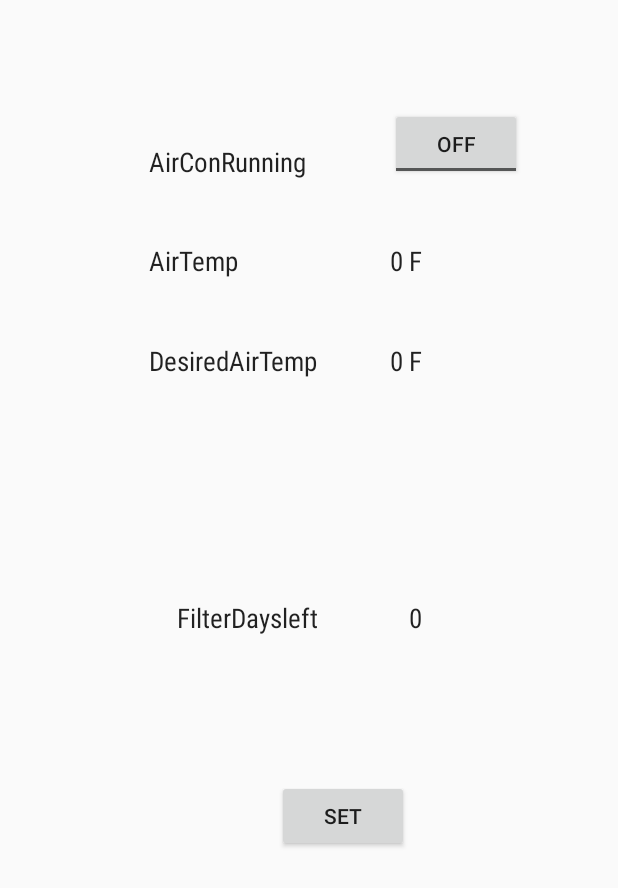
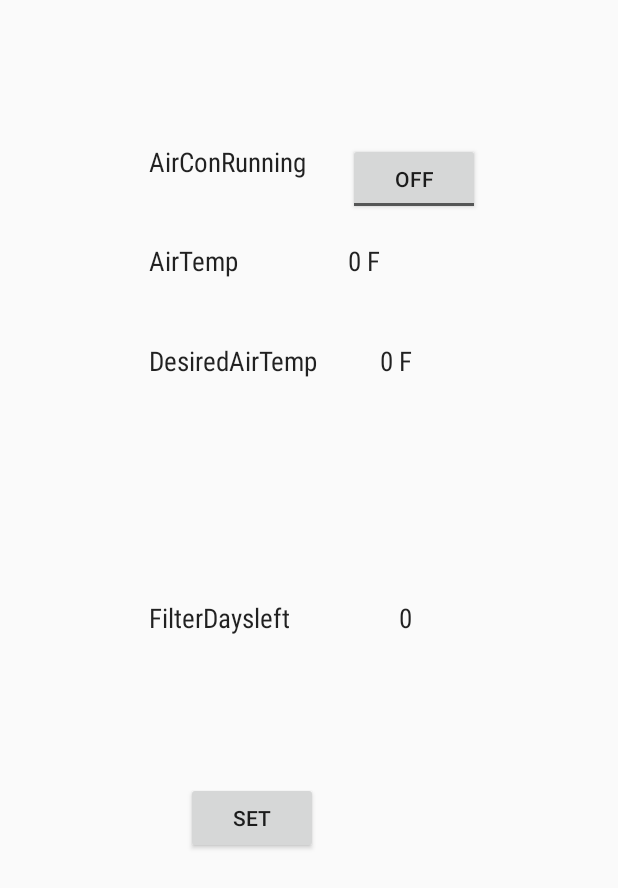
Before and after one commit to Jivebread/Homemanager, an Android app: the layout airconditioner_layout.xml on its own in the app's theme, with its tools: preview values and no code run, on a phone screen of 412 x 824 dp. Shown: the top 888 px of the screen. Run offline under Robolectric (Android 15) with nearby library versions, the phone set to English and light mode, and no system bars.

Commit message:
problems solved

```diff
--- a/app/src/main/java/com/example/lg/homemanager3/MainActivity.java
+++ b/app/src/main/java/com/example/lg/homemanager3/MainActivity.java
@@ -131,8 +131,7 @@ public class MainActivity extends AppCompatActivity {
         JSONObject kitchen = new JSONObject(jsonData);
         JSONObject kitchenz = kitchen.getJSONObject("appliances").getJSONObject("fridge");
         Kitchen kitchenking = new Kitchen();
-        kitchenking.setFridgeDoorIsClosed(kitchenz.getBoolean("fridgeDoorIsClose"));
-        kitchenking.setFridgeIsRunning(kitchenz.getBoolean("fridgeIsRunning"));
+
         kitchenking.setCurrentFridgeTemp(kitchenz.getInt("currentFridgeTemp"));
         kitchenking.setDesiredFridgeTemp(kitchenz.getInt("desiredFridgeTemp"));
         kitchenking.setWaterFilterDaysRemaining(kitchenz.getInt("waterFilterDaysRemaining"));
--- a/app/src/main/java/com/example/lg/homemanager3/lastsegemnt/Washer.java
+++ b/app/src/main/java/com/example/lg/homemanager3/lastsegemnt/Washer.java
@@ -120,7 +120,7 @@ public class Washer extends Activity {
 
     private Laundry getlaundryDetails(String jsonData) throws JSONException {
         JSONObject  laundry= new JSONObject(jsonData);
-        JSONObject laundryz = laundry.getJSONObject("washer");
+        JSONObject laundryz = laundry.getJSONObject("appliances").getJSONObject("washer");
         Laundry laundryking = new Laundry();
         laundryking.setClothesWasherCycleType(laundryz.getString("clothesWasherCycleType"));
         laundryking.setClothesWasherCycleSize(laundryz.getString("clothesWasherCycleSize"));
--- a/app/src/main/java/com/example/lg/homemanager3/lastsegemnt/WaterHeater.java
+++ b/app/src/main/java/com/example/lg/homemanager3/lastsegemnt/WaterHeater.java
@@ -83,7 +83,6 @@ public class WaterHeater extends Activity {
                 public void onResponse(Call call, Response response) throws IOException {
                     String jsonData = response.body().string();
                     if (response.isSuccessful()) {
-
                         try {
                             utility = getutilDetails(jsonData);
                             runOnUiThread(new Runnable() {
@@ -110,7 +109,7 @@ public class WaterHeater extends Activity {
 
     private Utility getutilDetails(String jsonData) throws JSONException {
         JSONObject utilitys = new JSONObject(jsonData);
-        JSONObject utilityz = utilitys.getJSONObject("waterHeater");
+        JSONObject utilityz = utilitys.getJSONObject("appliances").getJSONObject("waterHeater");
         Utility utilityking = new Utility();
         utilityking.setCurrentWaterTemp(utilityz.getInt("currentWaterTemp"));
         utilityking.setMaintenaceAlert(utilityz.getBoolean("maintenanceAlert"));
--- a/app/src/main/res/layout/airconditioner_layout.xml
+++ b/app/src/main/res/layout/airconditioner_layout.xml
@@ -30,27 +30,6 @@
         android:textSize="18sp" />
 
     <TextView
-        android:text="FilterDaysleft"
-        android:layout_width="wrap_content"
-        android:layout_height="wrap_content"
-        android:layout_centerVertical="true"
-        android:layout_alignEnd="@+id/DesiredAirTempid"
-        android:id="@+id/AirFilterDaysid"
-        android:fontFamily="sans-serif-condensed"
-        android:textColorLink="?attr/editTextColor"
-        android:textColor="?attr/editTextColor"
-        android:textSize="18sp" />
-
-    <ToggleButton
-        android:text="ToggleButton"
-        android:layout_width="wrap_content"
-        android:layout_height="wrap_content"
-        android:layout_above="@+id/CurrentAirTempid"
-        android:layout_alignParentEnd="true"
-        android:layout_marginEnd="64dp"
-        android:id="@+id/AirConRunningToggleid" />
-
-    <TextView
         android:text="0"
         android:layout_width="wrap_content"
         android:layout_height="wrap_content"
@@ -60,15 +39,6 @@
         android:textColor="?attr/editTextColor"
         android:textSize="18sp"
         android:fontFamily="sans-serif-condensed" />
-
-    <Button
-        android:text="Set"
-        android:layout_width="wrap_content"
-        android:layout_height="wrap_content"
-        android:layout_below="@+id/AirFilterDaysid"
-        android:layout_toStartOf="@+id/FilterDaysLeftValueid"
-        android:layout_marginTop="96dp"
-        android:id="@+id/AirConSetid" />
 
     <TextView
         android:text="AirTemp"
@@ -87,18 +57,6 @@
         android:text="0 F"
         android:layout_width="wrap_content"
         android:layout_height="wrap_content"
-        android:id="@+id/DesiredAirTempValueid"
-        android:layout_alignBaseline="@+id/DesiredAirTempid"
-        android:layout_alignBottom="@+id/DesiredAirTempid"
-        android:layout_alignStart="@+id/CurrentAirTempValueid"
-        android:textColor="?attr/editTextColor"
-        android:textSize="18sp"
-        android:fontFamily="sans-serif-condensed" />
-
-    <TextView
-        android:text="0 F"
-        android:layout_width="wrap_content"
-        android:layout_height="wrap_content"
         android:id="@+id/CurrentAirTempValueid"
         android:layout_above="@+id/DesiredAirTempid"
         android:layout_alignStart="@+id/AirConRunningToggleid"
@@ -106,4 +64,46 @@
         android:textSize="18sp"
         android:fontFamily="sans-serif-condensed" />
 
+    <ToggleButton
+        android:text="ToggleButton"
+        android:layout_width="wrap_content"
+        android:layout_height="wrap_content"
+        android:id="@+id/AirConRunningToggleid"
+        android:layout_alignTop="@+id/AirConRunnigid"
+        android:layout_toEndOf="@+id/DesiredAirTempid"
+        android:layout_marginStart="20dp" />
+
+    <TextView
+        android:text="FilterDaysleft"
+        android:layout_width="wrap_content"
+        android:layout_height="wrap_content"
+        android:id="@+id/AirFilterDaysid"
+        android:fontFamily="sans-serif-condensed"
+        android:textColorLink="?attr/editTextColor"
+        android:textColor="?attr/editTextColor"
+        android:textSize="18sp"
+        android:layout_centerVertical="true"
+        android:layout_alignStart="@+id/DesiredAirTempid" />
+
+    <TextView
+        android:text="0 F"
+        android:layout_width="wrap_content"
+        android:layout_height="wrap_content"
+        android:id="@+id/DesiredAirTempValueid"
+        android:textColor="?attr/editTextColor"
+        android:textSize="18sp"
+        android:fontFamily="sans-serif-condensed"
+        android:layout_alignBaseline="@+id/DesiredAirTempid"
+        android:layout_alignBottom="@+id/DesiredAirTempid"
+        android:layout_toEndOf="@+id/CurrentAirTempValueid" />
+
+    <Button
+        android:text="Set"
+        android:layout_width="wrap_content"
+        android:layout_height="wrap_content"
+        android:layout_marginTop="97dp"
+        android:id="@+id/AirConSetid"
+        android:layout_below="@+id/AirFilterDaysid"
+        android:layout_alignEnd="@+id/DesiredAirTempid" />
+
 </RelativeLayout>
```
Also changed, not shown: app/src/main/java/com/example/lg/homemanager3/lastsegemnt/RefrigeratorActivity.java (+3 -5 lines), app/src/main/res/layout/dryer_layout.xml (+3 -5 lines).
